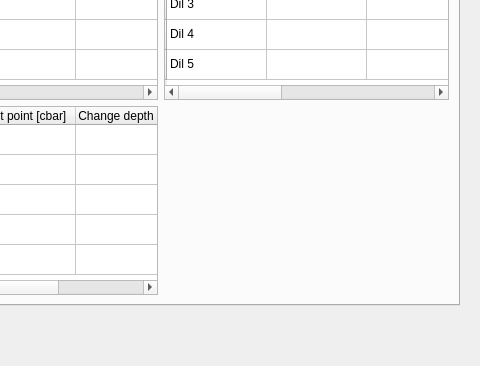
Qt form qt-ui/configuredivecomputerdialog.ui (subsurface/subsurface) before a commit; both pictures show x 362 to 842 and y 248 to 614 of the 842 by 614 pixel window.
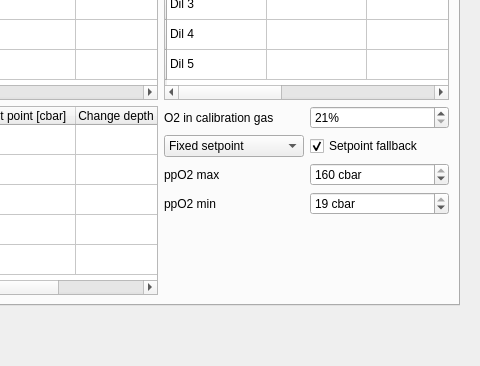
The same form after that commit. The open tabs and pages were chosen to show the change. Icons and pictures are not drawn.

Commit message:
Add GAS settings to the gas screen
These settings are gas related so they fitted in the spare space in the
gas screen.

Patch:
```diff
--- a/qt-ui/configuredivecomputerdialog.ui
+++ b/qt-ui/configuredivecomputerdialog.ui
@@ -641,7 +641,7 @@
             <string>Gas settings</string>
            </attribute>
            <layout class="QGridLayout" name="gridLayout_1">
-            <item row="0" column="0">
+            <item row="0" column="0" colspan="2">
              <widget class="QTableWidget" name="ostc3GasTable">
               <property name="sizePolicy">
                <sizepolicy hsizetype="Expanding" vsizetype="Expanding">
@@ -726,7 +726,7 @@
               </item>
              </widget>
             </item>
-            <item row="0" column="1">
+            <item row="0" column="2" colspan="2">
              <widget class="QTableWidget" name="ostc3DilTable">
               <property name="sizePolicy">
                <sizepolicy hsizetype="Expanding" vsizetype="Expanding">
@@ -811,7 +811,7 @@
               </item>
              </widget>
             </item>
-            <item row="1" column="0">
+            <item row="2" column="0" rowspan="5" colspan="2">
              <widget class="QTableWidget" name="ostc3SetPointTable">
               <property name="sizePolicy">
                <sizepolicy hsizetype="Expanding" vsizetype="Expanding">
@@ -886,6 +886,112 @@
               </item>
              </widget>
             </item>
+            <item row="2" column="2">
+             <widget class="QLabel" name="label_35">
+              <property name="text">
+               <string>O2 in calibration gas</string>
+              </property>
+             </widget>
+            </item>
+            <item row="2" column="3">
+             <widget class="QSpinBox" name="calibrationGasSpinBox">
+              <property name="suffix">
+               <string>%</string>
+              </property>
+              <property name="minimum">
+               <number>21</number>
+              </property>
+              <property name="maximum">
+               <number>100</number>
+              </property>
+              <property name="value">
+               <number>21</number>
+              </property>
+             </widget>
+            </item>
+            <item row="3" column="2">
+             <widget class="QComboBox" name="ccrModeComboBox">
+              <item>
+               <property name="text">
+                <string>Fixed setpoint</string>
+               </property>
+              </item>
+              <item>
+               <property name="text">
+                <string>Sensor</string>
+               </property>
+              </item>
+             </widget>
+            </item>
+            <item row="3" column="3">
+             <widget class="QCheckBox" name="setPointFallbackCheckBox">
+              <property name="text">
+               <string>Setpoint fallback</string>
+              </property>
+              <property name="checked">
+               <bool>true</bool>
+              </property>
+             </widget>
+            </item>
+            <item row="6" column="2">
+             <spacer name="verticalSpacer_3">
+              <property name="orientation">
+               <enum>Qt::Vertical</enum>
+              </property>
+              <property name="sizeHint" stdset="0">
+               <size>
+                <width>20</width>
+                <height>40</height>
+               </size>
+              </property>
+             </spacer>
+            </item>
+            <item row="4" column="3">
+             <widget class="QSpinBox" name="ppO2MaxSpinBox">
+              <property name="suffix">
+               <string> cbar</string>
+              </property>
+              <property name="minimum">
+               <number>120</number>
+              </property>
+              <property name="maximum">
+               <number>160</number>
+              </property>
+              <property name="value">
+               <number>160</number>
+              </property>
+             </widget>
+            </item>
+            <item row="5" column="3">
+             <widget class="QSpinBox" name="ppO2MinSpinBox">
+              <property name="suffix">
+               <string> cbar</string>
+              </property>
+              <property name="minimum">
+               <number>16</number>
+              </property>
+              <property name="maximum">
+               <number>19</number>
+              </property>
+              <property name="value">
+               <number>19</number>
+              </property>
+             </widget>
+            </item>
+            <item row="4" column="2">
+             <widget class="QLabel" name="label_29">
+              <property name="text">
+               <string>ppO2 max</string>
+              </property>
+             </widget>
+            </item>
+            <item row="5" column="2">
+             <widget class="QLabel" name="label_30">
+              <property name="text">
+               <string>ppO2 min</string>
+              </property>
+             </widget>
+            </item>
            </layout>
           </widget>
          </widget>
```
